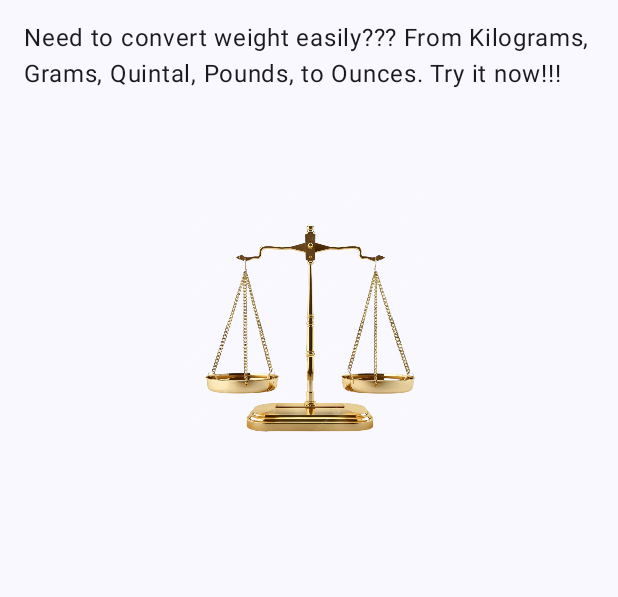
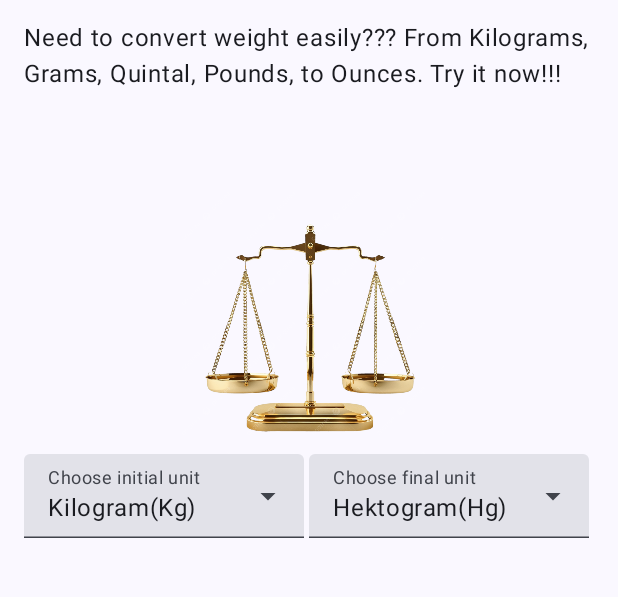
Before and after one commit to Aleaatapasya/Assesment1-Mobpro, an Android app built with Jetpack Compose: the screen it shows after launch (MainActivity), on a phone screen of 412 x 824 dp, the part 96-693 px from its top. Run offline under Robolectric (Android 15) with nearby library versions, the phone set to English and light mode, and no system bars.

Commit message:
Membuat dropdown untuk memilih satuan berat

```diff
--- a/app/src/main/java/com/aleaatapasya0002/assesment1/ui/screen/MainScreen.kt
+++ b/app/src/main/java/com/aleaatapasya0002/assesment1/ui/screen/MainScreen.kt
@@ -2,18 +2,28 @@ package com.aleaatapasya0002.assesment1.ui.screen
 
 import android.content.res.Configuration
 import androidx.compose.foundation.Image
+import androidx.compose.foundation.layout.Arrangement
+import androidx.compose.foundation.layout.Box
 import androidx.compose.foundation.layout.Column
+import androidx.compose.foundation.layout.Row
 import androidx.compose.foundation.layout.fillMaxSize
 import androidx.compose.foundation.layout.fillMaxWidth
 import androidx.compose.foundation.layout.padding
 import androidx.compose.foundation.layout.size
+import androidx.compose.material3.DropdownMenuItem
 import androidx.compose.material3.ExperimentalMaterial3Api
+import androidx.compose.material3.ExposedDropdownMenuBox
+import androidx.compose.material3.ExposedDropdownMenuDefaults
 import androidx.compose.material3.MaterialTheme
 import androidx.compose.material3.Scaffold
 import androidx.compose.material3.Text
+import androidx.compose.material3.TextField
 import androidx.compose.material3.TopAppBar
 import androidx.compose.material3.TopAppBarDefaults
 import androidx.compose.runtime.Composable
+import androidx.compose.runtime.mutableIntStateOf
+import androidx.compose.runtime.mutableStateOf
+import androidx.compose.runtime.remember
 import androidx.compose.ui.Alignment
 import androidx.compose.ui.Modifier
 import androidx.compose.ui.res.painterResource
@@ -43,6 +53,7 @@ fun MainScreen() {
     }
 }
 
+@OptIn(ExperimentalMaterial3Api::class)
 @Composable
 fun ScreenContent(modifier: Modifier = Modifier) {
     Column(
@@ -64,10 +75,96 @@ fun ScreenContent(modifier: Modifier = Modifier) {
             modifier = modifier
                 .size(180.dp)
         )
-
+        val satuanBerat =
+            arrayOf(R.string.kg, R.string.hg, R.string.dag, R.string.gram, R.string.dg, R.string.cg, R.string.mg)
+        val selectedAwal = remember { mutableIntStateOf(satuanBerat[0]) }
+        val selectedAkhir = remember { mutableIntStateOf(satuanBerat[1]) }
+        val expandedAwal = remember { mutableStateOf(false) }
+        val expandedAkhir = remember { mutableStateOf(false) }
+        Row(
+            modifier = Modifier
+                .fillMaxWidth(),
+            horizontalArrangement = Arrangement.SpaceBetween
+        ) {
+            Box(
+                modifier = Modifier
+                    .fillMaxWidth()
+                    .padding(end = 3.dp)
+                    .weight(1f)
+            ) {
+                ExposedDropdownMenuBox(
+                    expanded = expandedAwal.value,
+                    onExpandedChange = {
+                        expandedAwal.value = !expandedAwal.value
+                    }
+                ) {
+                    TextField(
+                        value = stringResource(selectedAwal.intValue),
+                        onValueChange = {},
+                        readOnly = true,
+                        label = { Text(text = stringResource(R.string.satuan_awal)) },
+                        trailingIcon = {
+                            ExposedDropdownMenuDefaults.TrailingIcon(expanded = expandedAwal.value)
+                        },
+                        modifier = Modifier.menuAnchor()
+                    )
+                    ExposedDropdownMenu(
+                        expanded = expandedAwal.value,
+                        onDismissRequest = { expandedAwal.value = false }
+                    ) {
+                        satuanBerat.forEach { resId ->
+                            DropdownMenuItem(
+                                text = { Text(text = stringResource(resId)) },
+                                onClick = {
+                                    selectedAwal.intValue = resId
+                                    expandedAwal.value = false
+                                }
+                            )
+                        }
+                    }
+                }
+            }
+            Box(
+                modifier = Modifier
+                    .fillMaxWidth()
+                    .padding(end = 3.dp)
+                    .weight(1f)
+            ) {
+                ExposedDropdownMenuBox(
+                    expanded = expandedAkhir.value,
+                    onExpandedChange = {
+                        expandedAkhir.value = !expandedAkhir.value
+                    }
+                ) {
+                    TextField(
+                        value = stringResource(selectedAkhir.intValue),
+                        onValueChange = {},
+                        readOnly = true,
+                        label = { Text(text = stringResource(R.string.satuan_akhir)) },
+                        trailingIcon = {
+                            ExposedDropdownMenuDefaults.TrailingIcon(expanded = expandedAkhir.value)
+                        },
+                        modifier = Modifier.menuAnchor()
+                    )
+                    ExposedDropdownMenu(
+                        expanded = expandedAkhir.value,
+                        onDismissRequest = { expandedAkhir.value = false }
+                    ) {
+                        satuanBerat.forEach { resId ->
+                            DropdownMenuItem(
+                                text = { Text(text = stringResource(resId)) },
+                                onClick = {
+                                    selectedAkhir.intValue = resId
+                                    expandedAkhir.value = false
+                                }
+                            )
+                        }
+                    }
+                }
+            }
+        }
     }
 }
-
 
 @Preview(showBackground = true)
 @Preview(uiMode = Configuration.UI_MODE_NIGHT_YES, showBackground = true)
--- a/app/src/main/res/values/strings.xml
+++ b/app/src/main/res/values/strings.xml
@@ -1,5 +1,14 @@
 <resources>
     <string name="app_name">Assesment1</string>
     <string name="intro">Need to convert weight easily??? From Kilograms, Grams, Quintal, Pounds, to Ounces. Try it now!!!</string>
-    <string name="gambar" translatable="false">This is a picture of a scale </string>
+    <string name="gambar">This is a picture of a scale </string>
+    <string name="kg">Kilogram(Kg)</string>
+    <string name="hg">Hektogram(Hg)</string>
+    <string name="dag">Decagram(Dag)</string>
+    <string name="gram">Gram(G)</string>
+    <string name="dg">Desigram(Dg)</string>
+    <string name="cg">Centigram(Cg)</string>
+    <string name="mg">Milligram(Mg)</string>
+    <string name="satuan_awal">Choose initial unit</string>
+    <string name="satuan_akhir">Choose final unit</string>
 </resources>
```
Also changed, not shown: 1 other file.
